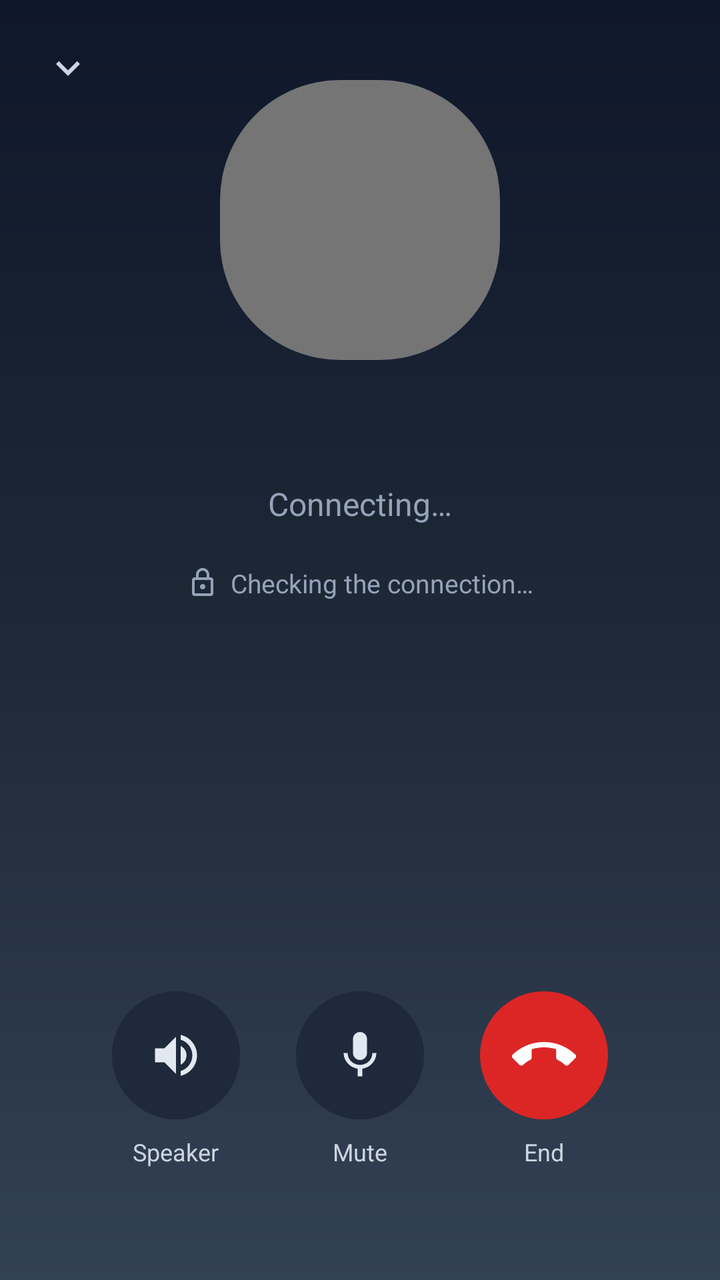
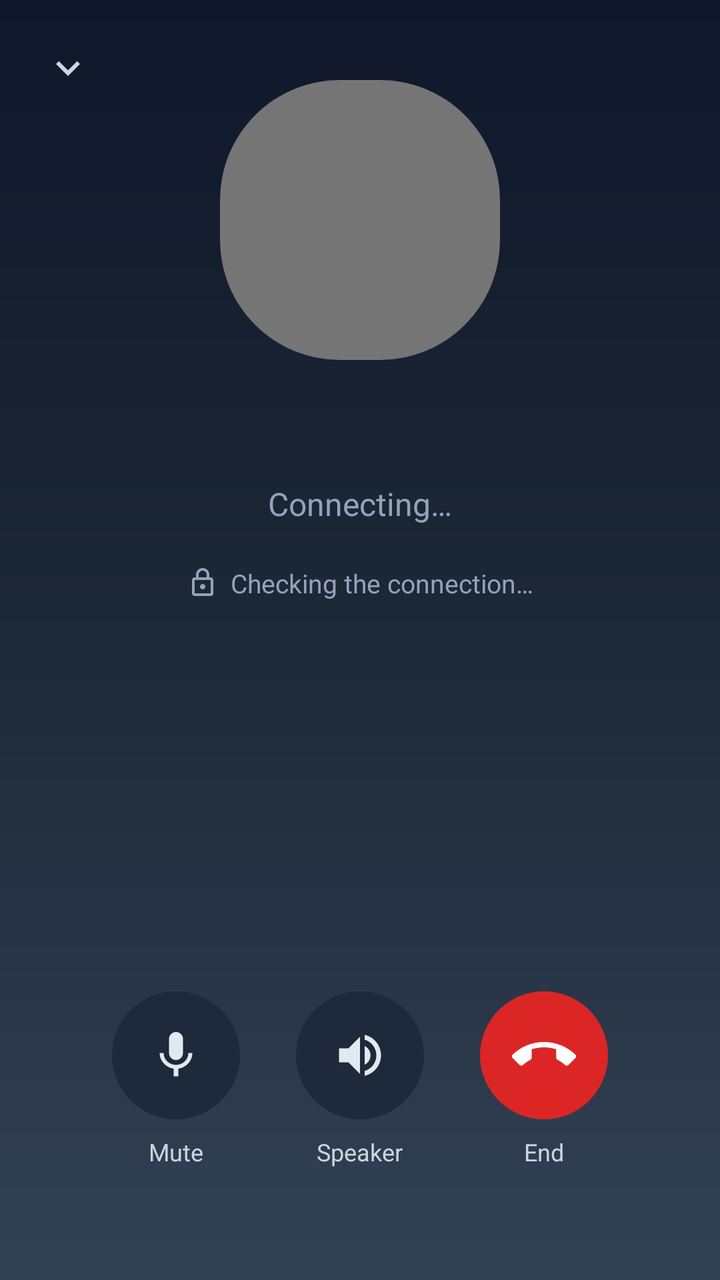

The first picture is an Android layout as it rendered before a commit; the second is the same layout after the commit. The layout source and the unified diff follow.
<!-- AndroidManifest.xml: application theme Theme.UnlimitedPossibilities12 -->
<!-- res/layout/activity_voice_call.xml -->
<?xml version="1.0" encoding="utf-8"?>
<androidx.constraintlayout.widget.ConstraintLayout
    xmlns:android="http://schemas.android.com/apk/res/android"
    xmlns:app="http://schemas.android.com/apk/res-auto"
    android:layout_width="match_parent"
    android:layout_height="match_parent"
    android:background="@drawable/gradient_voice_call_background">

    
    <ImageView
        android:id="@+id/minimize_button"
        android:layout_width="44dp"
        android:layout_height="44dp"
        android:layout_margin="12dp"
        android:background="?attr/selectableItemBackgroundBorderless"
        android:clickable="true"
        android:contentDescription="@string/call_minimize"
        android:focusable="true"
        android:padding="10dp"
        android:src="@drawable/ic_chevron_down"
        app:layout_constraintTop_toTopOf="parent"
        app:layout_constraintStart_toStartOf="parent"
        app:tint="#CBD5E1" />

    
    <FrameLayout
        android:id="@+id/avatar_card"
        android:layout_width="140dp"
        android:layout_height="140dp"
        android:layout_marginTop="40dp"
        app:layout_constraintTop_toTopOf="parent"
        app:layout_constraintStart_toStartOf="parent"
        app:layout_constraintEnd_toEndOf="parent"
        app:layout_constraintVertical_bias="0.18">

        <ImageView
            android:id="@+id/call_avatar_image"
            android:layout_width="match_parent"
            android:layout_height="match_parent"
            android:contentDescription="@null"
            android:scaleType="centerCrop" />

        <TextView
            android:id="@+id/call_avatar_text"
            android:layout_width="match_parent"
            android:layout_height="match_parent"
            android:background="@drawable/circle_background"
            android:gravity="center"
            android:textColor="#FFFFFF"
            android:textSize="52sp"
            android:textStyle="bold" />
    </FrameLayout>

    <TextView
        android:id="@+id/call_title"
        android:layout_width="0dp"
        android:layout_height="wrap_content"
        android:layout_marginTop="20dp"
        android:layout_marginHorizontal="24dp"
        android:ellipsize="end"
        android:gravity="center"
        android:maxLines="1"
        android:textColor="#F1F5F9"
        android:textSize="26sp"
        android:textStyle="bold"
        app:layout_constraintTop_toBottomOf="@id/avatar_card"
        app:layout_constraintStart_toStartOf="parent"
        app:layout_constraintEnd_toEndOf="parent" />

    
    <TextView
        android:id="@+id/call_status"
        android:layout_width="wrap_content"
        android:layout_height="wrap_content"
        android:layout_marginTop="6dp"
        android:text="@string/call_connecting"
        android:textColor="#94A3B8"
        android:textSize="16sp"
        app:layout_constraintTop_toBottomOf="@id/call_title"
        app:layout_constraintStart_toStartOf="parent"
        app:layout_constraintEnd_toEndOf="parent" />

    <TextView
        android:id="@+id/call_timer"
        android:layout_width="wrap_content"
        android:layout_height="wrap_content"
        android:layout_marginTop="2dp"
        android:text="00:00"
        android:textColor="#CBD5E1"
        android:textSize="18sp"
        android:visibility="gone"
        app:layout_constraintTop_toBottomOf="@id/call_status"
        app:layout_constraintStart_toStartOf="parent"
        app:layout_constraintEnd_toEndOf="parent" />

    
    <LinearLayout
        android:id="@+id/call_security"
        android:layout_width="wrap_content"
        android:layout_height="wrap_content"
        android:layout_marginTop="14dp"
        android:background="?attr/selectableItemBackground"
        android:clickable="true"
        android:focusable="true"
        android:gravity="center_vertical"
        android:orientation="horizontal"
        android:paddingHorizontal="12dp"
        android:paddingVertical="6dp"
        app:layout_constraintTop_toBottomOf="@id/call_timer"
        app:layout_constraintStart_toStartOf="parent"
        app:layout_constraintEnd_toEndOf="parent">

        <ImageView
            android:id="@+id/call_security_icon"
            android:layout_width="16dp"
            android:layout_height="16dp"
            android:contentDescription="@string/call_security_encrypted"
            android:src="@drawable/ic_lock"
            app:tint="#94A3B8" />

        <TextView
            android:id="@+id/call_security_text"
            android:layout_width="wrap_content"
            android:layout_height="wrap_content"
            android:layout_marginStart="6dp"
            android:text="@string/call_security_checking"
            android:textColor="#94A3B8"
            android:textSize="13sp" />
    </LinearLayout>

    
    <LinearLayout
        android:id="@+id/call_controls"
        android:layout_width="wrap_content"
        android:layout_height="wrap_content"
        android:layout_marginBottom="56dp"
        android:gravity="center"
        android:orientation="horizontal"
        app:layout_constraintBottom_toBottomOf="parent"
        app:layout_constraintStart_toStartOf="parent"
        app:layout_constraintEnd_toEndOf="parent">

        <LinearLayout
            android:layout_width="wrap_content"
            android:layout_height="wrap_content"
            android:layout_marginHorizontal="14dp"
            android:gravity="center"
            android:orientation="vertical">

            <ImageView
                android:id="@+id/speaker_button"
                android:layout_width="64dp"
                android:layout_height="64dp"
                android:background="@drawable/circle_background"
                android:backgroundTint="#1E293B"
                android:clickable="true"
                android:contentDescription="@string/call_speaker"
                android:focusable="true"
                android:padding="18dp"
                android:src="@drawable/ic_volume_up"
                app:tint="#E2E8F0" />

            <TextView
                android:id="@+id/speaker_label"
                android:layout_width="wrap_content"
                android:layout_height="wrap_content"
                android:layout_marginTop="8dp"
                android:text="@string/call_speaker"
                android:textColor="#CBD5E1"
                android:textSize="12sp" />
        </LinearLayout>

        <LinearLayout
            android:layout_width="wrap_content"
            android:layout_height="wrap_content"
            android:layout_marginHorizontal="14dp"
            android:gravity="center"
            android:orientation="vertical">

            <ImageView
                android:id="@+id/mute_button"
                android:layout_width="64dp"
                android:layout_height="64dp"
                android:background="@drawable/circle_background"
                android:backgroundTint="#1E293B"
                android:clickable="true"
                android:contentDescription="@string/call_mute"
                android:focusable="true"
                android:padding="18dp"
                android:src="@drawable/ic_mic_white"
                app:tint="#E2E8F0" />

            <TextView
                android:id="@+id/mute_label"
                android:layout_width="wrap_content"
                android:layout_height="wrap_content"
                android:layout_marginTop="8dp"
                android:text="@string/call_mute"
                android:textColor="#CBD5E1"
                android:textSize="12sp" />
        </LinearLayout>

        <LinearLayout
            android:layout_width="wrap_content"
            android:layout_height="wrap_content"
            android:layout_marginHorizontal="14dp"
            android:gravity="center"
            android:orientation="vertical">

            <ImageView
                android:id="@+id/end_call_button"
                android:layout_width="64dp"
                android:layout_height="64dp"
                android:background="@drawable/circle_background"
                android:backgroundTint="#DC2626"
                android:clickable="true"
                android:contentDescription="@string/call_end"
                android:focusable="true"
                android:padding="16dp"
                android:src="@drawable/ic_call_end_down"
                app:tint="#FFFFFF" />

            <TextView
                android:layout_width="wrap_content"
                android:layout_height="wrap_content"
                android:layout_marginTop="8dp"
                android:text="@string/call_end"
                android:textColor="#CBD5E1"
                android:textSize="12sp" />
        </LinearLayout>
    </LinearLayout>
</androidx.constraintlayout.widget.ConstraintLayout>
<!-- resources referenced by this layout -->
<resources>
  <!-- drawable circle_background (drawable) -->
  <?xml version="1.0" encoding="utf-8"?>
  <shape xmlns:android="http://schemas.android.com/apk/res/android">
      <solid android:color="#757575" />
      <corners android:radius="60dp" />
  </shape>
  <!-- drawable gradient_voice_call_background (drawable) -->
  <?xml version="1.0" encoding="utf-8"?>
  <shape xmlns:android="http://schemas.android.com/apk/res/android">
      <gradient
          android:angle="270"
          android:startColor="#0F172A"
          android:centerColor="#1E2937"
          android:endColor="#334155" />
  </shape>
  <!-- drawable ic_chevron_down (drawable) -->
  <?xml version="1.0" encoding="utf-8"?>
  <vector xmlns:android="http://schemas.android.com/apk/res/android"
      android:width="24dp"
      android:height="24dp"
      android:viewportWidth="24"
      android:viewportHeight="24">
      <path
          android:fillColor="#FFFFFF"
          android:pathData="M7.41,8.59 L12,13.17l4.59,-4.58L18,10l-6,6 -6,-6z" />
  </vector>
  <!-- drawable ic_lock (drawable) -->
  <vector xmlns:android="http://schemas.android.com/apk/res/android"
      android:width="24dp"
      android:height="24dp"
      android:viewportWidth="24"
      android:viewportHeight="24">
      <path
          android:fillColor="#757575"
          android:pathData="M18,8h-1V6c0-2.76-2.24-5-5-5S7,3.24,7,6v2H6c-1.1,0-2,0.9-2,2v10c0,1.1,0.9,2,2,2h12c1.1,0,2-0.9,2-2V10C20,8.9,19.1,8,18,8zM9,6c0-1.66,1.34-3,3-3s3,1.34,3,3v2H9V6zM18,20H6V10h12V20zM12,17c1.1,0,2-0.9,2-2s-0.9-2-2-2-2,0.9-2,2S10.9,17,12,17z"/>
  </vector>
  <!-- drawable ic_mic_white (drawable) -->
  <vector xmlns:android="http://schemas.android.com/apk/res/android"
      android:width="24dp"
      android:height="24dp"
      android:viewportWidth="24"
      android:viewportHeight="24">
      <path
          android:fillColor="#FFFFFF"
          android:pathData="M12,14c1.66,0 3,-1.34 3,-3L15,5c0,-1.66 -1.34,-3 -3,-3S9,3.34 9,5v6c0,1.66 1.34,3 3,3zM17.3,11c0,3 -2.54,5.1 -5.3,5.1S6.7,14 6.7,11L5,11c0,3.41 2.72,6.23 6,6.72L11,21h2v-3.28c3.28,-0.48 6,-3.3 6,-6.72h-1.7z"/>
  </vector>
  <!-- drawable ic_volume_up (drawable) -->
  <vector xmlns:android="http://schemas.android.com/apk/res/android"
      android:width="24dp"
      android:height="24dp"
      android:viewportWidth="24"
      android:viewportHeight="24">
      <path
          android:fillColor="#FFFFFF"
          android:pathData="M3,9v6h4l5,5L12,4L7,9H3zM16.5,12c0,-1.77 -1.02,-3.29 -2.5,-4.03v8.05c1.48,-0.73 2.5,-2.25 2.5,-4.02zM14,3.23v2.06c2.89,0.86 5,3.54 5,6.71s-2.11,5.85 -5,6.71v2.06c4.01,-0.91 7,-4.49 7,-8.77s-2.99,-7.86 -7,-8.77z"/>
  </vector>
  <string name="call_connecting">Connecting…</string>
  <string name="call_end">End</string>
  <string name="call_minimize">Minimize</string>
  <string name="call_mute">Mute</string>
  <string name="call_security_checking">Checking the connection…</string>
  <string name="call_security_encrypted">Encrypted</string>
  <string name="call_speaker">Speaker</string>
  <style name="Theme.UnlimitedPossibilities12" parent="Base.Theme.UnlimitedPossibilities12" />
  <style name="Base.Theme.UnlimitedPossibilities12" parent="Theme.Material3.DayNight.NoActionBar">
          
          
      </style>
  <!-- unchanged entries left out for length: 1 -->
</resources>

<!-- the commit's change to res/layout/activity_voice_call.xml (unified diff, before → after) -->
@@ -148,6 +148,36 @@
             android:orientation="vertical">
 
             <ImageView
+                android:id="@+id/mute_button"
+                android:layout_width="64dp"
+                android:layout_height="64dp"
+                android:background="@drawable/circle_background"
+                android:backgroundTint="#1E293B"
+                android:clickable="true"
+                android:contentDescription="@string/call_mute"
+                android:focusable="true"
+                android:padding="18dp"
+                android:src="@drawable/ic_mic_white"
+                app:tint="#E2E8F0" />
+
+            <TextView
+                android:id="@+id/mute_label"
+                android:layout_width="wrap_content"
+                android:layout_height="wrap_content"
+                android:layout_marginTop="8dp"
+                android:text="@string/call_mute"
+                android:textColor="#CBD5E1"
+                android:textSize="12sp" />
+        </LinearLayout>
+
+        <LinearLayout
+            android:layout_width="wrap_content"
+            android:layout_height="wrap_content"
+            android:layout_marginHorizontal="14dp"
+            android:gravity="center"
+            android:orientation="vertical">
+
+            <ImageView
                 android:id="@+id/speaker_button"
                 android:layout_width="64dp"
                 android:layout_height="64dp"
@@ -166,36 +196,6 @@
                 android:layout_height="wrap_content"
                 android:layout_marginTop="8dp"
                 android:text="@string/call_speaker"
-                android:textColor="#CBD5E1"
-                android:textSize="12sp" />
-        </LinearLayout>
-
-        <LinearLayout
-            android:layout_width="wrap_content"
-            android:layout_height="wrap_content"
-            android:layout_marginHorizontal="14dp"
-            android:gravity="center"
-            android:orientation="vertical">
-
-            <ImageView
-                android:id="@+id/mute_button"
-                android:layout_width="64dp"
-                android:layout_height="64dp"
-                android:background="@drawable/circle_background"
-                android:backgroundTint="#1E293B"
-                android:clickable="true"
-                android:contentDescription="@string/call_mute"
-                android:focusable="true"
-                android:padding="18dp"
-                android:src="@drawable/ic_mic_white"
-                app:tint="#E2E8F0" />
-
-            <TextView
-                android:id="@+id/mute_label"
-                android:layout_width="wrap_content"
-                android:layout_height="wrap_content"
-                android:layout_marginTop="8dp"
-                android:text="@string/call_mute"
                 android:textColor="#CBD5E1"
                 android:textSize="12sp" />
         </LinearLayout>
